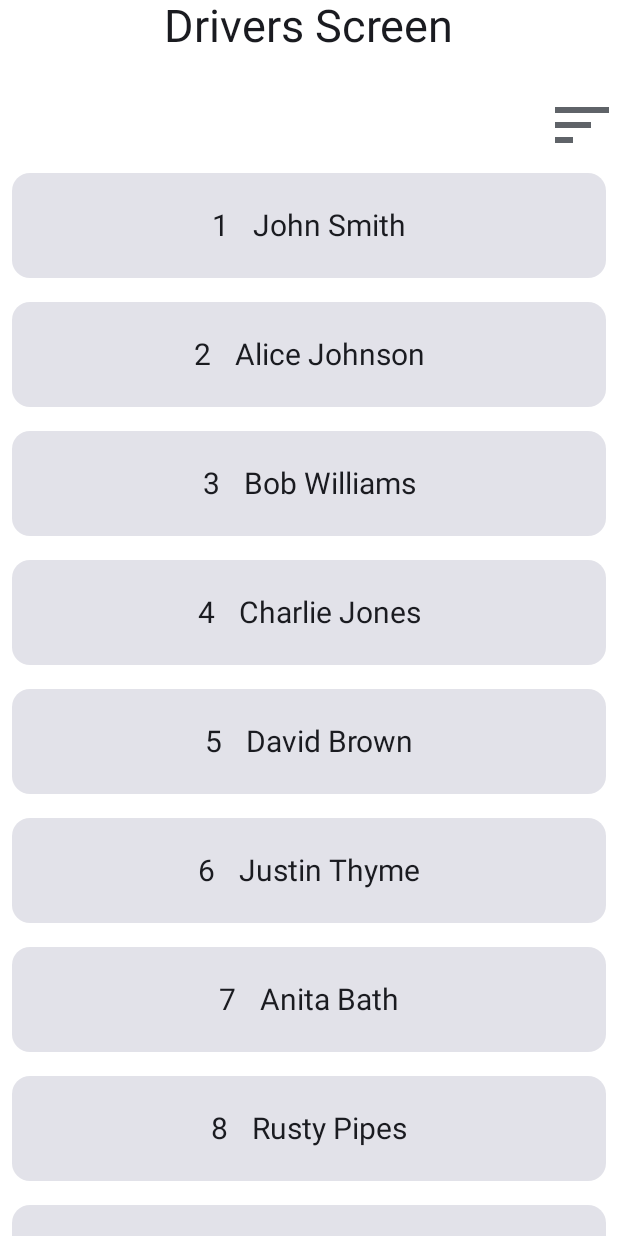
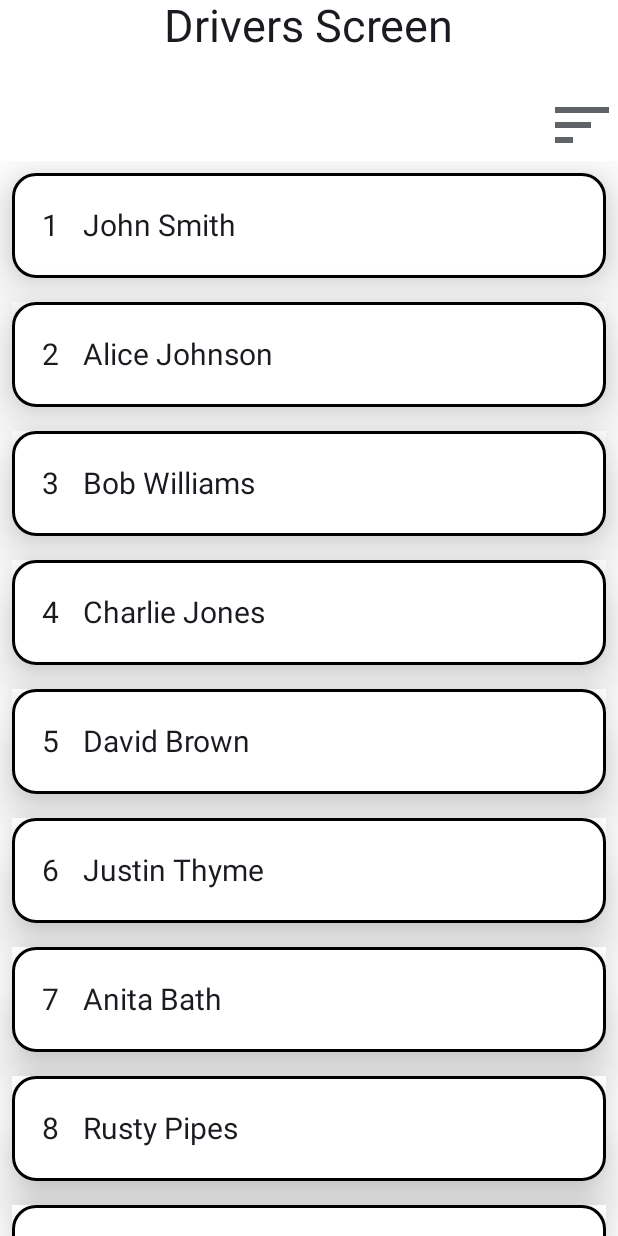
Before and after one commit to mkCoding/RepublicServiceApp, an Android app built with Jetpack Compose: the screen it shows after launch (MainActivity), on a phone screen of 412 x 824 dp. Run offline under Robolectric (Android 15) with nearby library versions, the phone set to English and light mode, and no system bars; our stand-ins replace Dagger/Hilt's generated code.

Commit message:
modified Driver Screen UI

```diff
--- a/app/src/main/java/com/kemakolam/republicserviceapp/ui/DriverRouteDetailsScreen.kt
+++ b/app/src/main/java/com/kemakolam/republicserviceapp/ui/DriverRouteDetailsScreen.kt
@@ -83,7 +83,7 @@ fun DriverRouteDetailsScreenPreview(){
     //Dummy Data
     val dummyDrivers = listOf(
         Driver(driverId = "1", driverName = "John Doe"),
-        Driver(driverId = "2", driverName = "Jane Smith")
+        Driver(driverId = "102", driverName = "Jane Smith")
     )
 
     val dummyRoutes = listOf(
--- a/app/src/main/java/com/kemakolam/republicserviceapp/ui/DriversScreen.kt
+++ b/app/src/main/java/com/kemakolam/republicserviceapp/ui/DriversScreen.kt
@@ -1,7 +1,9 @@
 package com.kemakolam.republicserviceapp.ui
 
+import androidx.compose.foundation.BorderStroke
 import androidx.compose.foundation.Image
 import androidx.compose.foundation.background
+import androidx.compose.foundation.border
 import androidx.compose.foundation.clickable
 import androidx.compose.foundation.layout.Box
 import androidx.compose.foundation.layout.Column
@@ -13,9 +15,11 @@ import androidx.compose.foundation.layout.padding
 import androidx.compose.foundation.layout.size
 import androidx.compose.foundation.lazy.LazyColumn
 import androidx.compose.foundation.lazy.items
+import androidx.compose.foundation.shape.RoundedCornerShape
 import androidx.compose.material.icons.Icons
 import androidx.compose.material.icons.filled.Add
 import androidx.compose.material3.Card
+import androidx.compose.material3.CardDefaults
 import androidx.compose.material3.Icon
 import androidx.compose.material3.Text
 import androidx.compose.runtime.Composable
@@ -111,18 +115,29 @@ fun DriversList(drivers:List<Driver>){
                     .fillMaxWidth()
                     .padding(8.dp)
                     .background(Color.White)
+                    .border(
+                        BorderStroke(2.dp, Color.Black),
+                        shape = RoundedCornerShape(16.dp)
+
+                    ),
+                elevation = CardDefaults.cardElevation(20.dp),
+                shape = RoundedCornerShape(16.dp)
+
                 // Customize card background color if needed
             ){
                 Row (
                     verticalAlignment = Alignment.CenterVertically,
                     modifier = Modifier.height(70.dp)
                         .align(Alignment.CenterHorizontally)
+                        .fillMaxWidth()
+                        .background(Color.White)
 
                 ){
                     Text(
 
                         text = itemiuk.driverId,
-                        modifier = Modifier,
+                        modifier = Modifier
+                            .padding(start = 20.dp),
                         style = TextStyle(fontSize = 20.sp)
                     )
                     Text(
```
